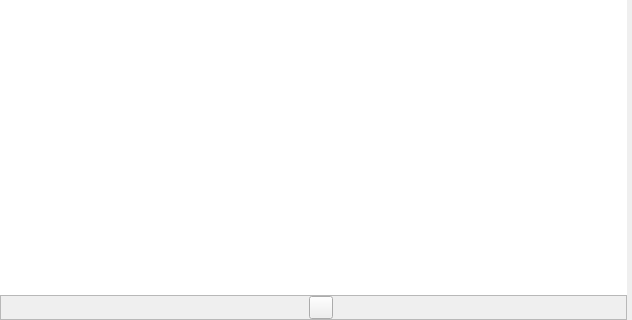
Before: the Qt Designer form ui/notes_view.ui in zkovari/plotlyst, drawn with Qt 5; both pictures show x 0 to 632 and y 203 to 523 of the 632 by 523 pixel window.
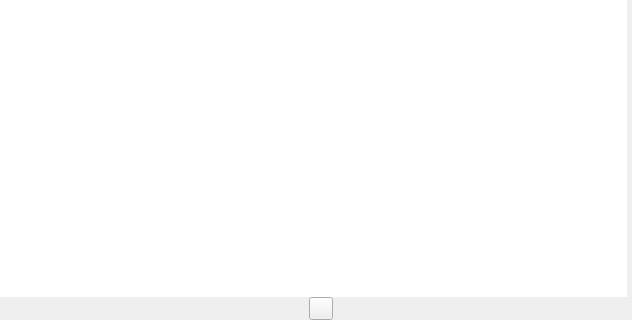
After: the same form once the commit is applied. Custom widgets are drawn as their Qt base class.

Commit message: Remove frame from documents bottom bar

```diff
--- a/ui/notes_view.ui
+++ b/ui/notes_view.ui
@@ -157,7 +157,7 @@
        <item>
         <widget class="QFrame" name="wdgDocsBottom">
          <property name="frameShape">
-          <enum>QFrame::StyledPanel</enum>
+          <enum>QFrame::NoFrame</enum>
          </property>
          <property name="frameShadow">
           <enum>QFrame::Sunken</enum>
```
